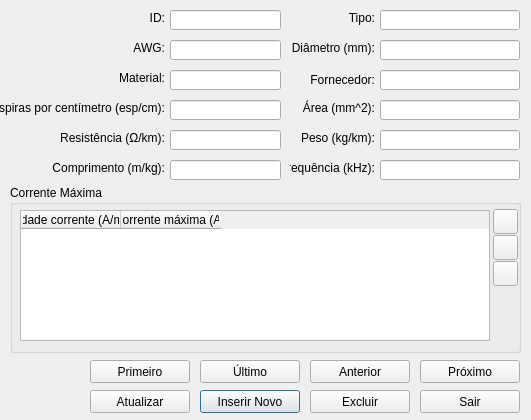
First picture: the form in windows/windowwire.ui, repository KyryIx/Helena, before the edit.
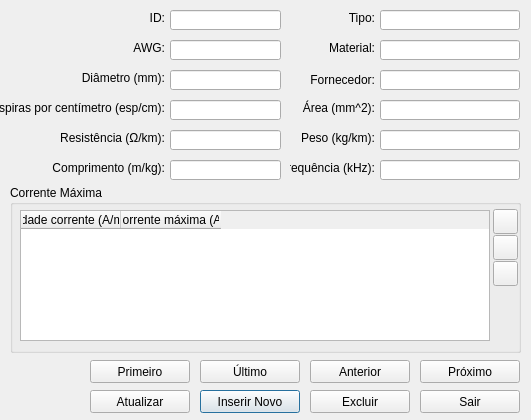
Second picture: the form after the edit. Icons and pictures are not drawn.

Commit message: correcao nos codigos das janelas dos componentes

```diff
--- a/windows/windowwire.ui
+++ b/windows/windowwire.ui
@@ -204,8 +204,8 @@
   <widget class="QLabel" name="label_diameter">
    <property name="geometry">
     <rect>
-     <x>290</x>
-     <y>40</y>
+     <x>80</x>
+     <y>70</y>
      <width>85</width>
      <height>16</height>
     </rect>
@@ -330,9 +330,9 @@
   <widget class="QLineEdit" name="lineEdit_diameter">
    <property name="geometry">
     <rect>
-     <x>380</x>
-     <y>40</y>
-     <width>140</width>
+     <x>170</x>
+     <y>70</y>
+     <width>111</width>
      <height>20</height>
     </rect>
    </property>
@@ -430,9 +430,9 @@
   <widget class="QLabel" name="label_material">
    <property name="geometry">
     <rect>
-     <x>0</x>
-     <y>70</y>
-     <width>165</width>
+     <x>290</x>
+     <y>40</y>
+     <width>85</width>
      <height>16</height>
     </rect>
    </property>
@@ -446,9 +446,9 @@
   <widget class="QLineEdit" name="lineEdit_material">
    <property name="geometry">
     <rect>
-     <x>170</x>
-     <y>70</y>
-     <width>111</width>
+     <x>380</x>
+     <y>40</y>
+     <width>140</width>
      <height>20</height>
     </rect>
    </property>
```
The commit also changes 4 other files.
